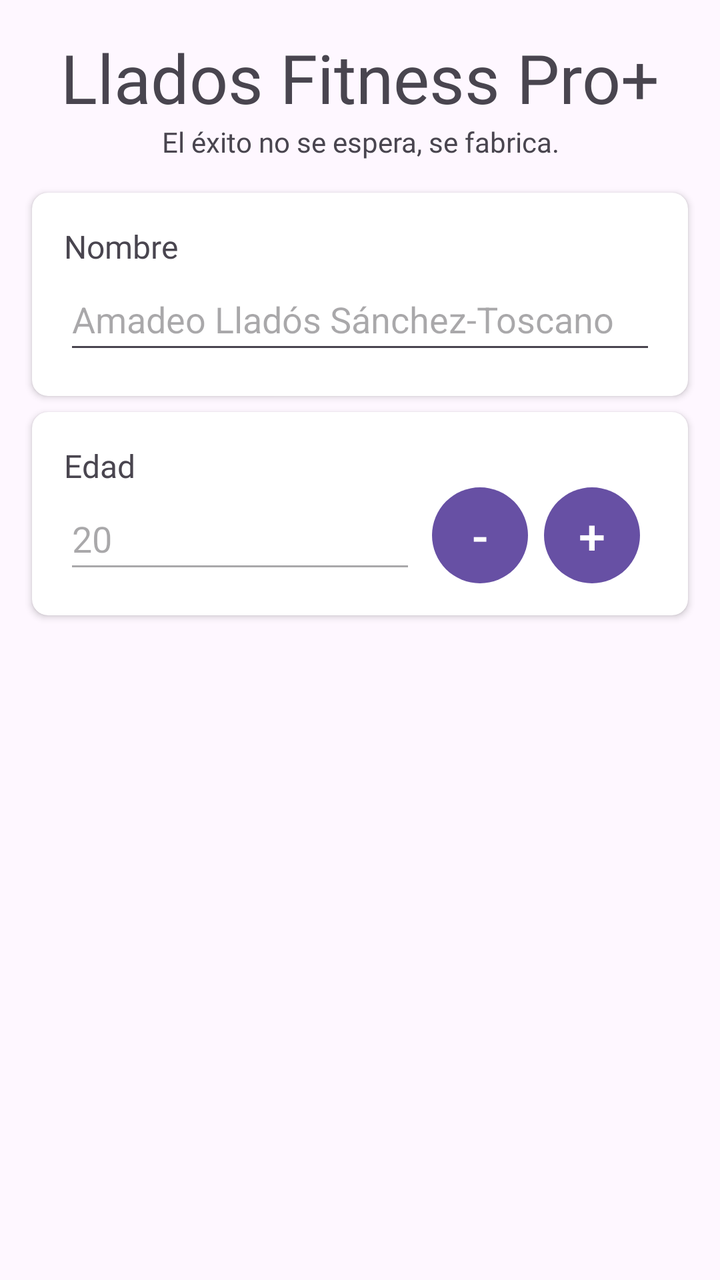
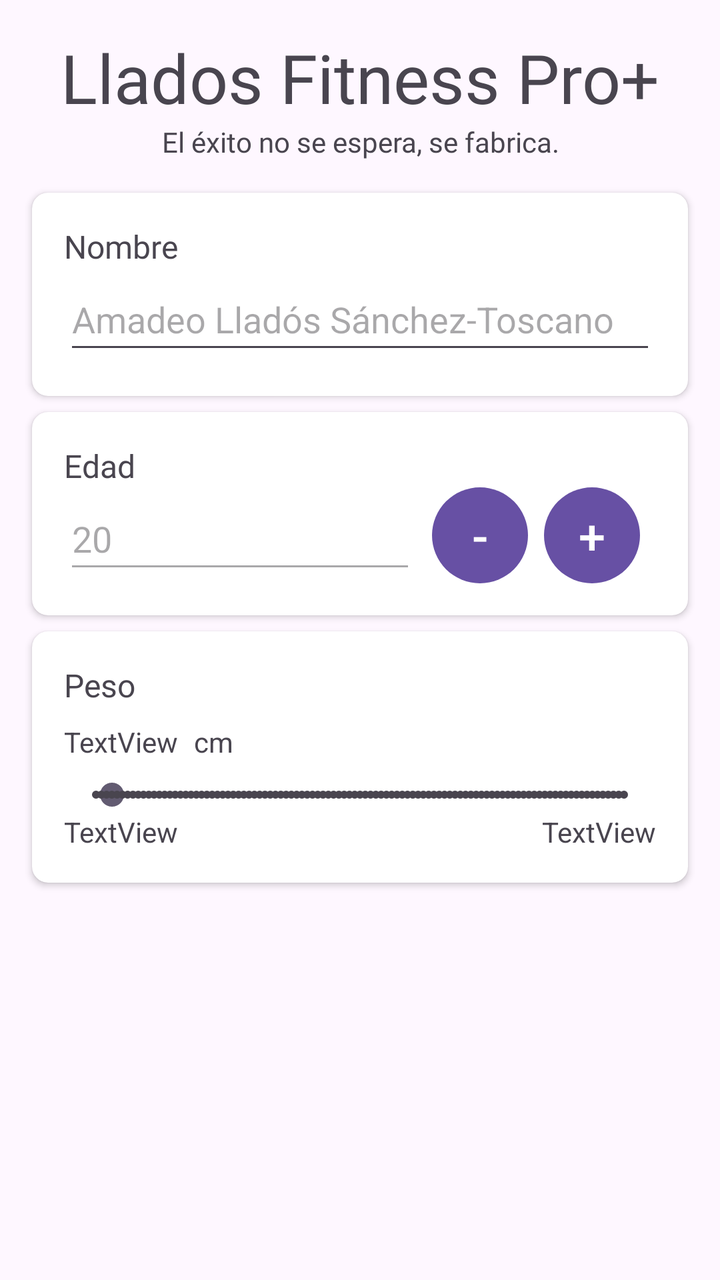

Screens rendered from an Android XML layout before and after an edit, with the pre-edit source and the edit as a unified diff.
<!-- AndroidManifest.xml: application theme Theme.LladosFitness -->
<!-- res/layout/activity_main.xml -->
<?xml version="1.0" encoding="utf-8"?>
<androidx.constraintlayout.widget.ConstraintLayout xmlns:android="http://schemas.android.com/apk/res/android"
    xmlns:app="http://schemas.android.com/apk/res-auto"
    xmlns:tools="http://schemas.android.com/tools"
    android:id="@+id/main"
    android:layout_width="match_parent"
    android:layout_height="match_parent"
    tools:context=".MainActivity">

    <TextView
        android:id="@+id/tv_app_title"
        android:layout_width="0dp"
        android:layout_height="wrap_content"
        android:layout_marginTop="16dp"
        android:fontFamily="@font/alfa_slab_one"
        android:text="@string/app_title"
        android:textAlignment="center"
        android:textAppearance="@style/TextAppearance.AppCompat.Display1"
        android:typeface="normal"
        app:layout_constraintEnd_toEndOf="parent"
        app:layout_constraintStart_toStartOf="parent"
        app:layout_constraintTop_toTopOf="parent" />

    <TextView
        android:id="@+id/tv_app_description"
        android:layout_width="wrap_content"
        android:layout_height="wrap_content"
        android:fontFamily="@font/alfa_slab_one"
        android:text="@string/app_description"
        android:textAlignment="center"
        app:layout_constraintEnd_toEndOf="@+id/tv_app_title"
        app:layout_constraintStart_toStartOf="@+id/tv_app_title"
        app:layout_constraintTop_toBottomOf="@+id/tv_app_title" />

    <androidx.cardview.widget.CardView
        android:id="@+id/cv_name"
        android:layout_width="0dp"
        android:layout_height="wrap_content"
        android:layout_marginStart="16dp"
        android:layout_marginTop="16dp"
        android:layout_marginEnd="16dp"
        app:cardCornerRadius="8dp"
        app:contentPadding="16dp"
        app:layout_constraintEnd_toEndOf="parent"
        app:layout_constraintStart_toStartOf="@+id/tv_app_title"
        app:layout_constraintTop_toBottomOf="@+id/tv_app_description">

        <androidx.constraintlayout.widget.ConstraintLayout
            android:layout_width="match_parent"
            android:layout_height="match_parent">

            <TextView
                android:id="@+id/tv_name_title"
                android:layout_width="wrap_content"
                android:layout_height="wrap_content"
                android:fontFamily="@font/alfa_slab_one"
                android:text="@string/name"
                android:textSize="16sp"
                app:layout_constraintStart_toStartOf="parent"
                app:layout_constraintTop_toTopOf="parent" />

            <EditText
                android:id="@+id/editTextText"
                android:layout_width="0dp"
                android:layout_height="wrap_content"
                android:ems="10"
                android:hint="Amadeo Lladós Sánchez-Toscano"
                android:inputType="text"
                android:minHeight="48dp"
                app:layout_constraintBottom_toBottomOf="parent"
                app:layout_constraintEnd_toEndOf="parent"
                app:layout_constraintHorizontal_bias="0.0"
                app:layout_constraintStart_toStartOf="@+id/tv_name_title"
                app:layout_constraintTop_toBottomOf="@+id/tv_name_title"
                app:layout_constraintVertical_bias="1.0" />

        </androidx.constraintlayout.widget.ConstraintLayout>

    </androidx.cardview.widget.CardView>

    <androidx.cardview.widget.CardView
        android:layout_width="0dp"
        android:layout_height="wrap_content"
        android:layout_marginTop="8dp"
        app:cardCornerRadius="8dp"
        app:contentPadding="16dp"
        app:layout_constraintEnd_toEndOf="@+id/cv_name"
        app:layout_constraintStart_toStartOf="@+id/cv_name"
        app:layout_constraintTop_toBottomOf="@+id/cv_name">

        <androidx.constraintlayout.widget.ConstraintLayout
            android:layout_width="match_parent"
            android:layout_height="match_parent">

            <TextView
                android:id="@+id/tv_age_title"
                android:layout_width="wrap_content"
                android:layout_height="wrap_content"
                android:fontFamily="@font/alfa_slab_one"
                android:text="Edad"
                android:textSize="16sp"
                app:layout_constraintStart_toStartOf="parent"
                app:layout_constraintTop_toTopOf="parent" />

            <EditText
                android:id="@+id/n_age_input"
                android:layout_width="0dp"
                android:layout_height="wrap_content"
                android:layout_marginEnd="8dp"
                android:enabled="false"
                android:focusable="false"
                android:ems="10"
                android:hint="20"
                android:inputType="number"
                android:minHeight="48dp"
                android:text="20"
                app:layout_constraintEnd_toStartOf="@+id/btn_age_minus"
                app:layout_constraintStart_toStartOf="@+id/tv_age_title"
                app:layout_constraintTop_toBottomOf="@+id/tv_age_title" />
            <Button
                android:id="@+id/btn_age_minus"
                android:layout_width="48dp"
                android:layout_height="48dp"
                android:layout_marginEnd="8dp"
                android:insetLeft="0dp"
                android:insetTop="0dp"
                android:insetRight="0dp"
                android:insetBottom="0dp"
                android:minWidth="0dp"
                android:minHeight="0dp"
                android:padding="0dp"
                android:text="-"
                android:textSize="24sp"
                app:layout_constraintBottom_toBottomOf="@+id/n_age_input"
                app:layout_constraintEnd_toStartOf="@+id/btn_age_plus"
                app:layout_constraintTop_toTopOf="@+id/n_age_input" />

            <Button
                android:id="@+id/btn_age_plus"
                android:layout_width="48dp"
                android:layout_height="48dp"
                android:layout_marginEnd="8dp"
                android:insetLeft="0dp"
                android:insetTop="0dp"
                android:insetRight="0dp"
                android:insetBottom="0dp"
                android:minWidth="0dp"
                android:minHeight="0dp"
                android:padding="0dp"
                android:text="+"
                android:textSize="24sp"
                app:layout_constraintBottom_toBottomOf="@+id/btn_age_minus"
                app:layout_constraintEnd_toEndOf="parent"
                app:layout_constraintTop_toTopOf="@+id/btn_age_minus" />

        </androidx.constraintlayout.widget.ConstraintLayout>
    </androidx.cardview.widget.CardView>

</androidx.constraintlayout.widget.ConstraintLayout>
<!-- resources referenced by this layout -->
<resources>
  <string name="app_description">El éxito no se espera, se fabrica.</string>
  <string name="app_title">Llados Fitness Pro+</string>
  <string name="name">Nombre</string>
  <style name="Theme.LladosFitness" parent="Base.Theme.LladosFitness" />
  <style name="Base.Theme.LladosFitness" parent="Theme.Material3.DayNight.NoActionBar">
          
          
      </style>
</resources>

<!-- the commit's change to res/layout/activity_main.xml (unified diff, before → after) -->
@@ -79,6 +79,7 @@
     </androidx.cardview.widget.CardView>
 
     <androidx.cardview.widget.CardView
+        android:id="@+id/cv_age"
         android:layout_width="0dp"
         android:layout_height="wrap_content"
         android:layout_marginTop="8dp"
@@ -107,9 +108,9 @@
                 android:layout_width="0dp"
                 android:layout_height="wrap_content"
                 android:layout_marginEnd="8dp"
+                android:ems="10"
                 android:enabled="false"
                 android:focusable="false"
-                android:ems="10"
                 android:hint="20"
                 android:inputType="number"
                 android:minHeight="48dp"
@@ -117,6 +118,7 @@
                 app:layout_constraintEnd_toStartOf="@+id/btn_age_minus"
                 app:layout_constraintStart_toStartOf="@+id/tv_age_title"
                 app:layout_constraintTop_toBottomOf="@+id/tv_age_title" />
+
             <Button
                 android:id="@+id/btn_age_minus"
                 android:layout_width="48dp"
@@ -156,4 +158,81 @@
         </androidx.constraintlayout.widget.ConstraintLayout>
     </androidx.cardview.widget.CardView>
 
+    <androidx.cardview.widget.CardView
+        android:id="@+id/cv_weight"
+        android:layout_width="0dp"
+        android:layout_height="wrap_content"
+        android:layout_marginTop="8dp"
+        app:cardCornerRadius="8dp"
+        app:contentPadding="16dp"
+        app:layout_constraintEnd_toEndOf="@+id/cv_age"
+        app:layout_constraintStart_toStartOf="@+id/cv_age"
+        app:layout_constraintTop_toBottomOf="@+id/cv_age">
+
+        <androidx.constraintlayout.widget.ConstraintLayout
+            android:layout_width="match_parent"
+            android:layout_height="match_parent">
+
+            <TextView
+                android:id="@+id/textView"
+                android:layout_width="wrap_content"
+                android:layout_height="wrap_content"
+                android:fontFamily="@font/alfa_slab_one"
+                android:text="Peso"
+                android:textSize="16sp"
+                app:layout_constraintStart_toStartOf="parent"
+                app:layout_constraintTop_toTopOf="parent" />
+
+            <SeekBar
+                android:id="@+id/seekBar2"
+                style="@style/Widget.AppCompat.SeekBar.Discrete"
+                android:layout_width="0dp"
+                android:layout_height="wrap_content"
+                android:layout_marginTop="8dp"
+                android:max="100"
+                android:progress="3"
+                app:layout_constraintEnd_toEndOf="parent"
+                app:layout_constraintStart_toStartOf="@+id/textView2"
+                app:layout_constraintTop_toBottomOf="@+id/textView2" />
+
+            <TextView
+                android:id="@+id/textView2"
+                android:layout_width="wrap_content"
+                android:layout_height="wrap_content"
+                android:layout_marginTop="8dp"
+                android:text="TextView"
+                app:layout_constraintStart_toStartOf="@+id/textView"
+                app:layout_constraintTop_toBottomOf="@+id/textView" />
+
+            <TextView
+                android:id="@+id/textView3"
+                android:layout_width="wrap_content"
+                android:layout_height="wrap_content"
+                android:layout_marginStart="8dp"
+                android:text="cm"
+                app:layout_constraintBottom_toBottomOf="@+id/textView2"
+                app:layout_constraintStart_toEndOf="@+id/textView2"
+                app:layout_constraintTop_toTopOf="@+id/textView2" />
+
+            <TextView
+                android:id="@+id/textView4"
+                android:layout_width="wrap_content"
+                android:layout_height="wrap_content"
+                android:text="TextView"
+                app:layout_constraintBottom_toBottomOf="parent"
+                app:layout_constraintStart_toStartOf="@+id/seekBar2"
+                app:layout_constraintTop_toBottomOf="@+id/seekBar2" />
+
+            <TextView
+                android:id="@+id/textView5"
+                android:layout_width="wrap_content"
+                android:layout_height="wrap_content"
+                android:text="TextView"
+                app:layout_constraintBottom_toBottomOf="parent"
+                app:layout_constraintEnd_toEndOf="@+id/seekBar2"
+                app:layout_constraintTop_toBottomOf="@+id/seekBar2" />
+
+        </androidx.constraintlayout.widget.ConstraintLayout>
+    </androidx.cardview.widget.CardView>
+
 </androidx.constraintlayout.widget.ConstraintLayout>
